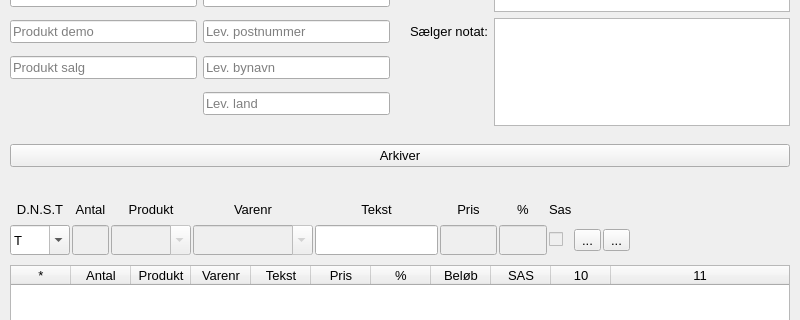
This is buildtools/ui/visit_dialog.ui in fhdk/eordre2 as Qt 5 draws it before an edit; both pictures show x 0 to 800 and y 145 to 465 of the 800 by 600 pixel window. The edited form follows.
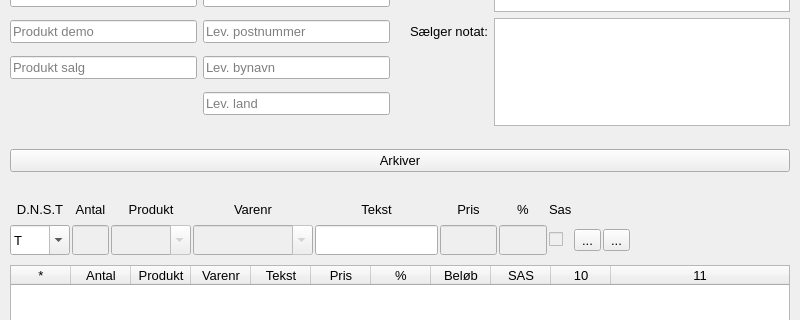
This is the edited form.

```diff
--- a/buildtools/ui/visit_dialog.ui
+++ b/buildtools/ui/visit_dialog.ui
@@ -325,7 +325,7 @@
      <x>10</x>
      <y>280</y>
      <width>780</width>
-     <height>41</height>
+     <height>51</height>
     </rect>
    </property>
    <property name="font">
```
Left out of the diff: 3 changed lines with no effect on the pictures.
